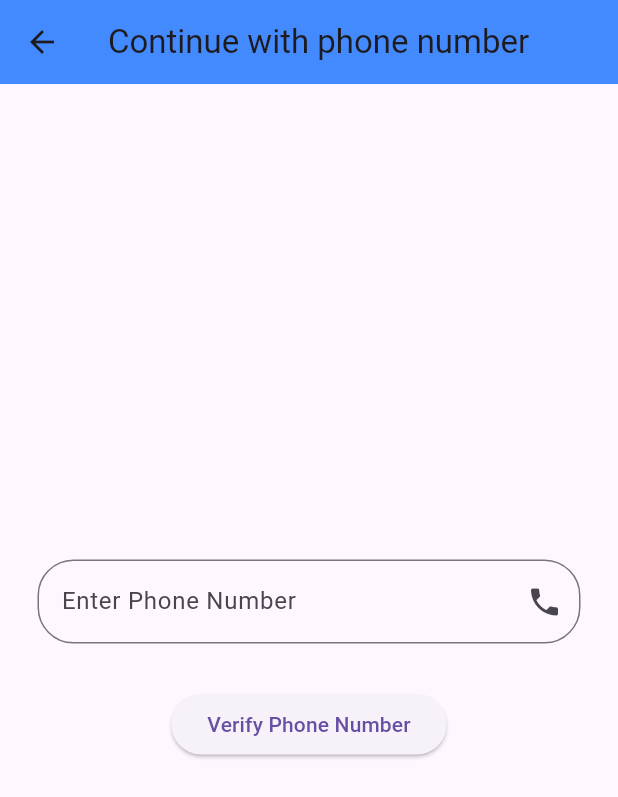
After one commit to Samyog5/firebase_auth_app, a Flutter app: the screen it shows after launch, after a tap on "Continue with Phone", on a phone screen of 412 x 824 dp. The commit adds this screen. Shown: the top 797 px of the screen. Run offline on Flutter 3.47's test engine with Material 3 defaults, Android fonts, the phone set to English and light mode, and no system bars; our stand-ins replace firebase_auth, firebase_core; accounts and stored records are empty.

Commit message:
phone auth added

```diff
--- a/lib/loginpage.dart
+++ b/lib/loginpage.dart
@@ -1,6 +1,7 @@
 import 'package:firebase_auth/firebase_auth.dart';
 import 'package:firebase_series/forgotpassword.dart';
 import 'package:firebase_series/main.dart';
+import 'package:firebase_series/phoneauthpage.dart';
 import 'package:firebase_series/signuppage.dart';
 import 'package:firebase_series/ui_helper.dart';
 import 'package:flutter/material.dart';
@@ -47,6 +48,10 @@ class _LoginPageState extends State<LoginPage> {
           UiHelper.CustomButton((){
             login(emailController.text.toString(), passwordController.text.toString());
           }, 'Login'),
+          SizedBox(height: 10,),
+          UiHelper.CustomButton(() {
+            Navigator.push(context, MaterialPageRoute(builder: (context) => PhoneAuthPage()));
+          }, 'Continue with Phone'),
           Row(
             mainAxisAlignment: MainAxisAlignment.center,
             children: [
--- /dev/null
+++ b/lib/phoneauthpage.dart
@@ -0,0 +1,58 @@
+import 'package:firebase_auth/firebase_auth.dart';
+import 'package:firebase_series/otpscreen.dart';
+import 'package:flutter/material.dart';
+
+class PhoneAuthPage extends StatefulWidget {
+  const PhoneAuthPage({super.key});
+
+  @override
+  State<PhoneAuthPage> createState() => _PhoneAuthPageState();
+}
+
+class _PhoneAuthPageState extends State<PhoneAuthPage> {
+  TextEditingController phoneController = TextEditingController();
+  @override
+  Widget build(BuildContext context) {
+    return Scaffold(
+            appBar: AppBar(
+              title: Text('Continue with phone number'),
+              backgroundColor: Colors.blueAccent,
+            ),
+            body: Center(
+              child: Column(
+                crossAxisAlignment: CrossAxisAlignment.center,
+                mainAxisAlignment: MainAxisAlignment.center,
+                children: [
+                  Padding(
+                    padding: const EdgeInsets.symmetric(horizontal: 25),
+                    child: TextField(
+                      controller: phoneController,
+                      keyboardType: TextInputType.number,
+                      decoration: InputDecoration(
+                        hintText: 'Enter Phone Number',
+                        suffixIcon: Icon(Icons.phone),
+                        border: OutlineInputBorder(
+                          borderRadius: BorderRadius.circular(24)
+                        )
+                      ),
+                    ),
+                  ),
+                  SizedBox(height: 30,),
+                  ElevatedButton(onPressed: ()async{
+                    await FirebaseAuth.instance.verifyPhoneNumber(
+                      verificationCompleted: (PhoneAuthCredential credential){},
+                      verificationFailed: (FirebaseAuthException ex){},
+                      codeSent: (String verificationid, int? resendtoken){
+                        Navigator.push(context, MaterialPageRoute(builder: (context)=> OtpScreen(verificationid: verificationid,)));
+                      },
+                      codeAutoRetrievalTimeout: (String verificationId){},
+                      phoneNumber: phoneController.text.toString()
+                    );
+
+                  }, child: Text('Verify Phone Number'))
+                ],
+              ),
+            ),
+          );
+  }
+}
```
Also changed, not shown: lib/otpscreen.dart (added, +58 -0 lines).
